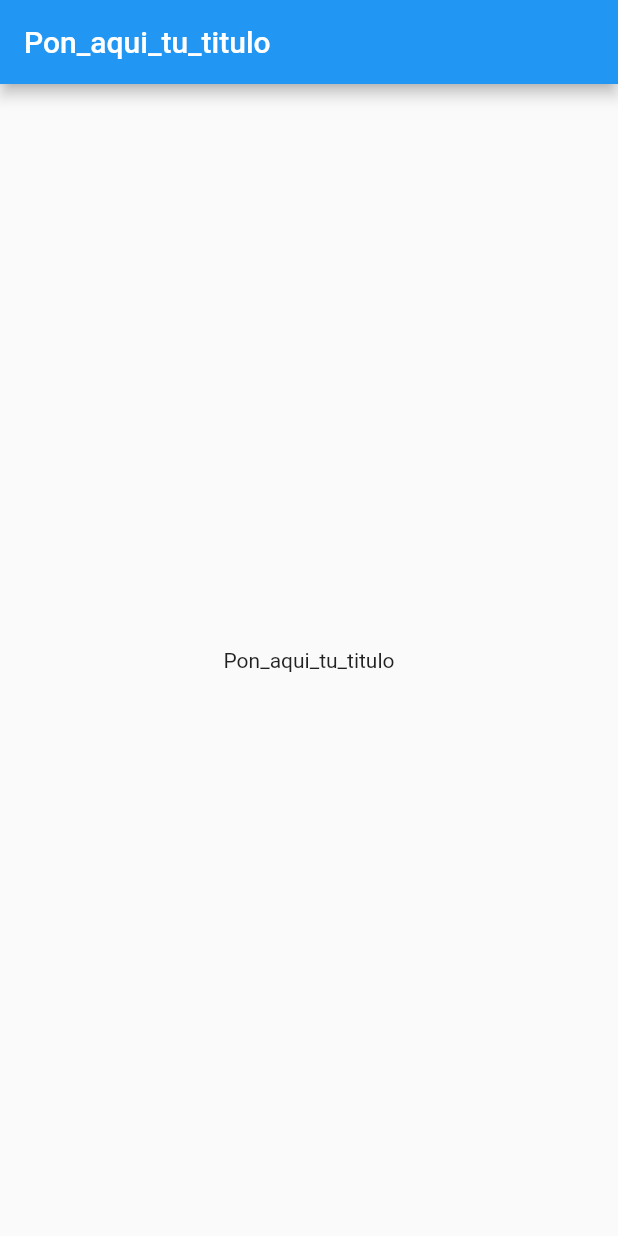
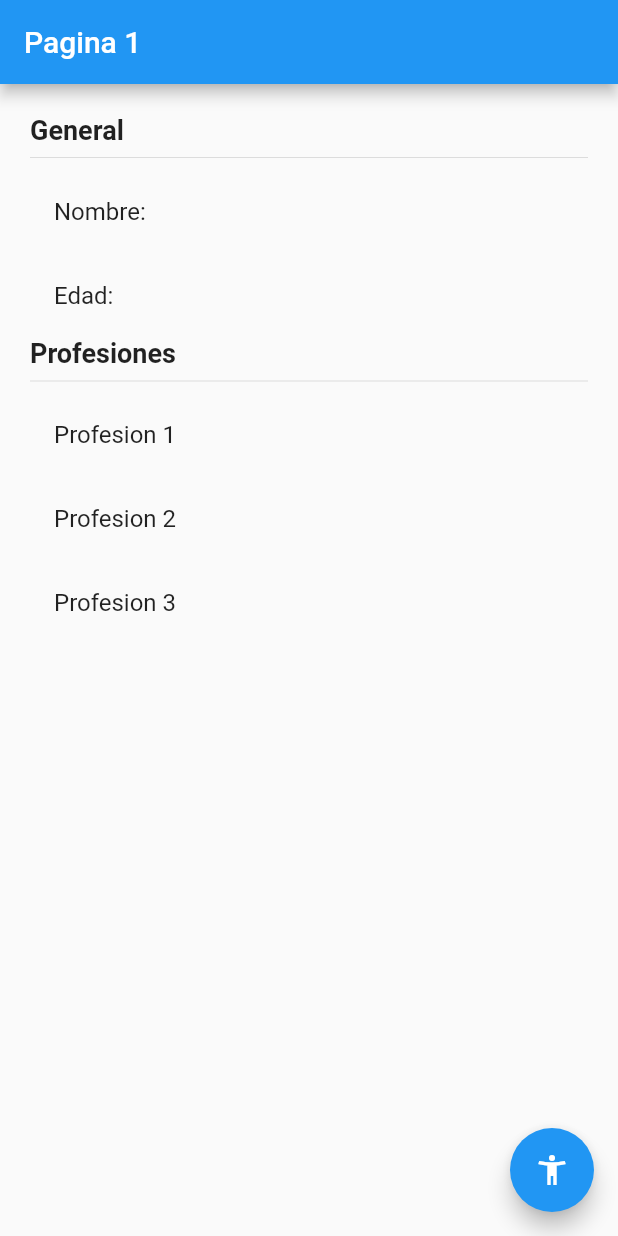
Before and after one commit to AlanCasasArevalo/Flutter_Status, a Flutter app: the screen it shows after launch, on a phone screen of 412 x 824 dp. Run offline on Flutter 3.47's test engine with Material 2 defaults, Android fonts, the phone set to English and light mode, and no system bars.

Commit message:
[FEATURE][PAGES]

```diff
--- /dev/null
+++ b/lib/common/constants.dart
@@ -0,0 +1,4 @@
+class Constants {
+  static String pageOneRouteName = 'page_one';
+  static String pageTwoRouteName = 'page_two';
+}
--- a/lib/pages/my_app.dart
+++ b/lib/pages/my_app.dart
@@ -1,21 +1,13 @@
 import 'package:flutter/material.dart';
+import 'package:status/routes/routes.dart';
 
 class MyApp extends StatelessWidget {
   @override
   Widget build(BuildContext context) {
     return MaterialApp(
       debugShowCheckedModeBanner: false,
-      title: 'Flutter Demo',
-      home: Scaffold(
-        appBar: AppBar(
-          title: Text('Pon_aqui_tu_titulo'),
-        ),
-        body: Center(
-          child: Container(
-              child: Text('Pon_aqui_tu_titulo')
-          ),
-        ),
-      ),
+      onGenerateRoute: getDefaultRouteApplications(),
+      routes: getApplications(),
     );
   }
 }
--- /dev/null
+++ b/lib/pages/page_one.dart
@@ -0,0 +1,44 @@
+import 'package:flutter/material.dart';
+import 'package:status/common/constants.dart';
+
+class PageOne extends StatelessWidget {
+
+  @override
+  Widget build(BuildContext context) {
+    return Scaffold(
+      appBar: AppBar(
+        title: Text('Pagina 1'),
+      ),
+      body: UserInformation(),
+      floatingActionButton: FloatingActionButton(
+        child: Icon(Icons.accessibility_new),
+        onPressed: () => Navigator.pushNamed(context, Constants.pageTwoRouteName),
+      ),
+    );
+  }
+}
+
+class UserInformation extends StatelessWidget {
+  @override
+  Widget build(BuildContext context) {
+    return Container(
+      width: double.infinity,
+      height: double.infinity,
+      padding: EdgeInsets.all(20),
+      child: Column(
+        crossAxisAlignment: CrossAxisAlignment.start,
+        children: [
+          Text('General', style: TextStyle(fontWeight: FontWeight.bold, fontSize: 18),),
+          Divider(),
+          ListTile(title: Text('Nombre: '),),
+          ListTile(title: Text('Edad: '),),
+          Text('Profesiones', style: TextStyle(fontWeight: FontWeight.bold, fontSize: 18),),
+          Divider(),
+          ListTile(title: Text('Profesion 1'),),
+          ListTile(title: Text('Profesion 2'),),
+          ListTile(title: Text('Profesion 3'),),
+        ],
+      ),
+    );
+  }
+}
--- /dev/null
+++ b/lib/routes/routes.dart
@@ -0,0 +1,22 @@
+import 'package:flutter/material.dart';
+import 'package:status/common/constants.dart';
+import 'package:status/pages/page_one.dart';
+import 'package:status/pages/page_two.dart';
+
+Map<String, WidgetBuilder> getApplications() {
+  return routes;
+}
+
+final routes = <String, WidgetBuilder>{
+  Constants.pageOneRouteName: (BuildContext context) => PageOne(),
+  Constants.pageTwoRouteName: (BuildContext context) => PageTwo(),
+};
+
+MaterialPageRoute<dynamic> Function(RouteSettings)
+    getDefaultRouteApplications() {
+  return defaultRoute;
+}
+
+final defaultRoute = (RouteSettings settings) => MaterialPageRoute(
+      builder: (BuildContext context) => PageOne(),
+    );
```
Also changed, not shown: lib/pages/page_two.dart (added, +34 -0 lines).
